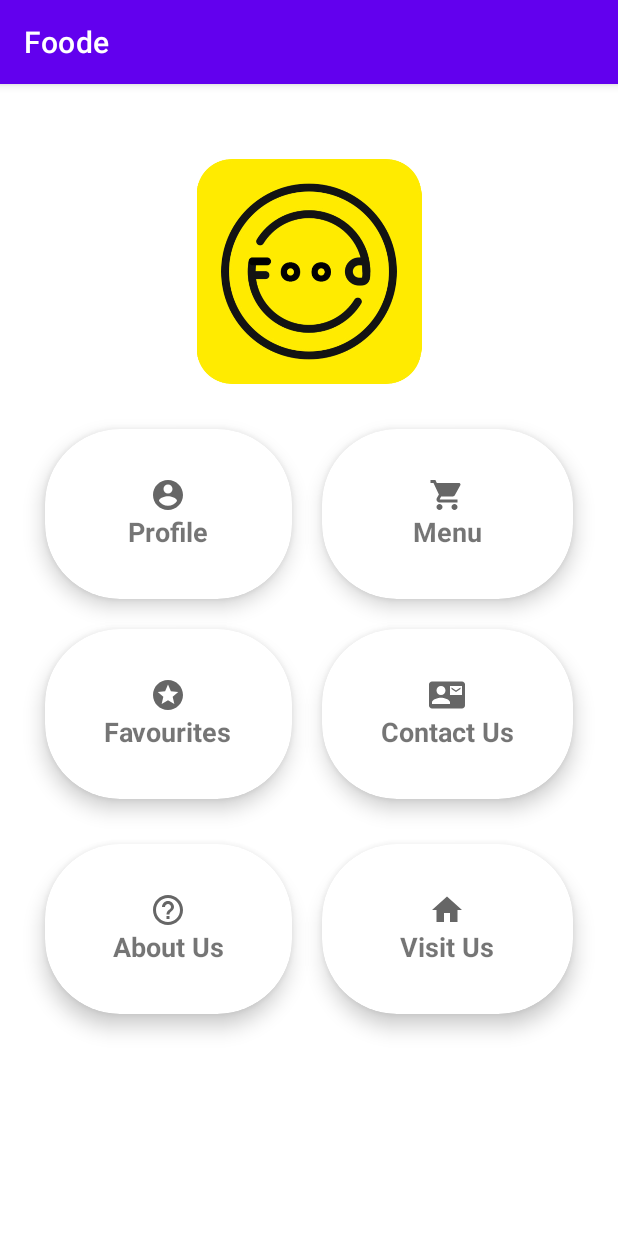
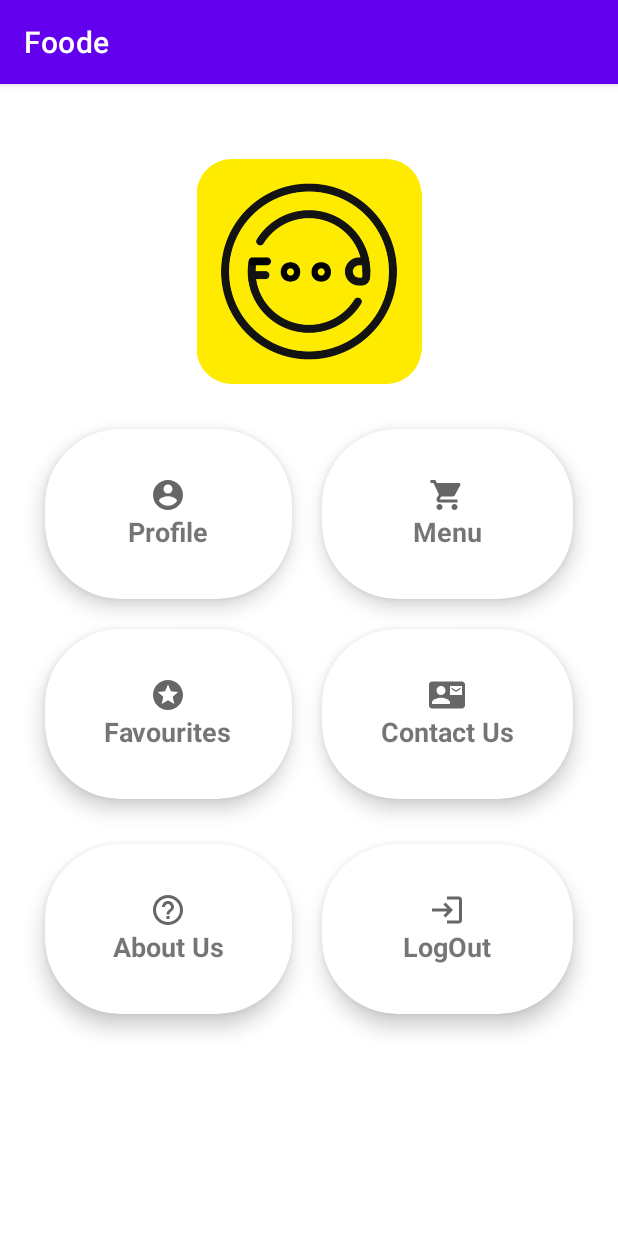
Before and after one commit to Afaq5006/Foode, an Android app: the Dashboard screen opened directly, with no data from a screen before it, on a phone screen of 412 x 824 dp. Run offline under Robolectric (Android 15) with nearby library versions, the phone set to English and light mode, and no system bars.

Commit message:
Add Logout

```diff
--- a/app/src/main/java/com/example/foode/Dashboard.java
+++ b/app/src/main/java/com/example/foode/Dashboard.java
@@ -9,7 +9,7 @@ import android.view.View;
 
 public class Dashboard extends AppCompatActivity {
 
-    CardView menu;
+    CardView menu, logout;
 
     @Override
     protected void onCreate(Bundle savedInstanceState) {
@@ -24,5 +24,14 @@ public class Dashboard extends AppCompatActivity {
                 startActivity(intent);
             }
         });
+
+        logout = findViewById(R.id.Card_logout);
+        logout.setOnClickListener(new View.OnClickListener() {
+            @Override
+            public void onClick(View view) {
+                Intent intent = new Intent(Dashboard.this, Sign_in.class);
+                startActivity(intent);
+            }
+        });
     }
 }
--- /dev/null
+++ b/app/src/main/res/drawable/logout.xml
@@ -0,0 +1,10 @@
+<vector xmlns:android="http://schemas.android.com/apk/res/android"
+    android:width="24dp"
+    android:height="24dp"
+    android:viewportWidth="24"
+    android:viewportHeight="24"
+    android:tint="?attr/colorControlNormal">
+  <path
+      android:fillColor="@android:color/white"
+      android:pathData="M11,7L9.6,8.4l2.6,2.6H2v2h10.2l-2.6,2.6L11,17l5,-5L11,7zM20,19h-8v2h8c1.1,0 2,-0.9 2,-2V5c0,-1.1 -0.9,-2 -2,-2h-8v2h8V19z"/>
+</vector>
--- a/app/src/main/res/layout/activity_dashboard.xml
+++ b/app/src/main/res/layout/activity_dashboard.xml
@@ -226,7 +226,7 @@
             android:layout_marginTop="0dp"
             app:cardCornerRadius="50dp"
             app:cardElevation="8dp"
-            android:id="@+id/c6">
+            android:id="@+id/Card_logout">
 
             <LinearLayout
                 android:layout_width="wrap_content"
@@ -238,12 +238,12 @@
                 <ImageView
                     android:layout_width="wrap_content"
                     android:layout_height="wrap_content"
-                    android:src="@drawable/home"></ImageView>
+                    android:src="@drawable/logout"></ImageView>
 
                 <TextView
                     android:layout_width="wrap_content"
                     android:layout_height="wrap_content"
-                    android:text="Visit Us"
+                    android:text="LogOut"
                     android:textSize="18sp"
                     android:textStyle="bold"></TextView>
 
```
